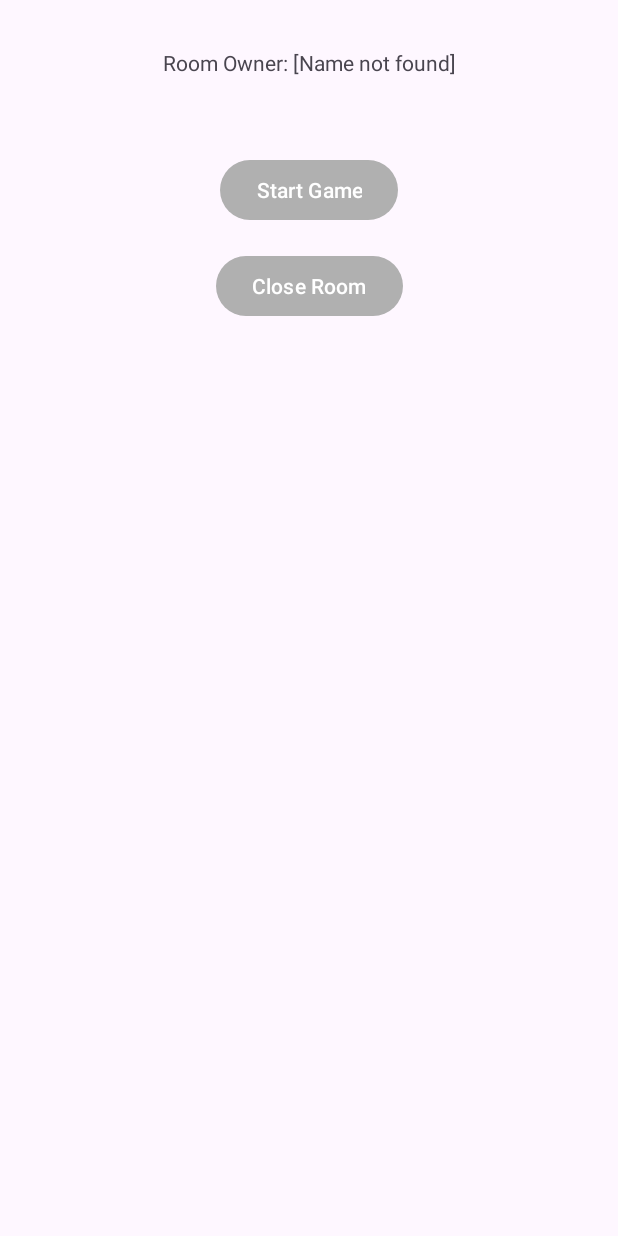
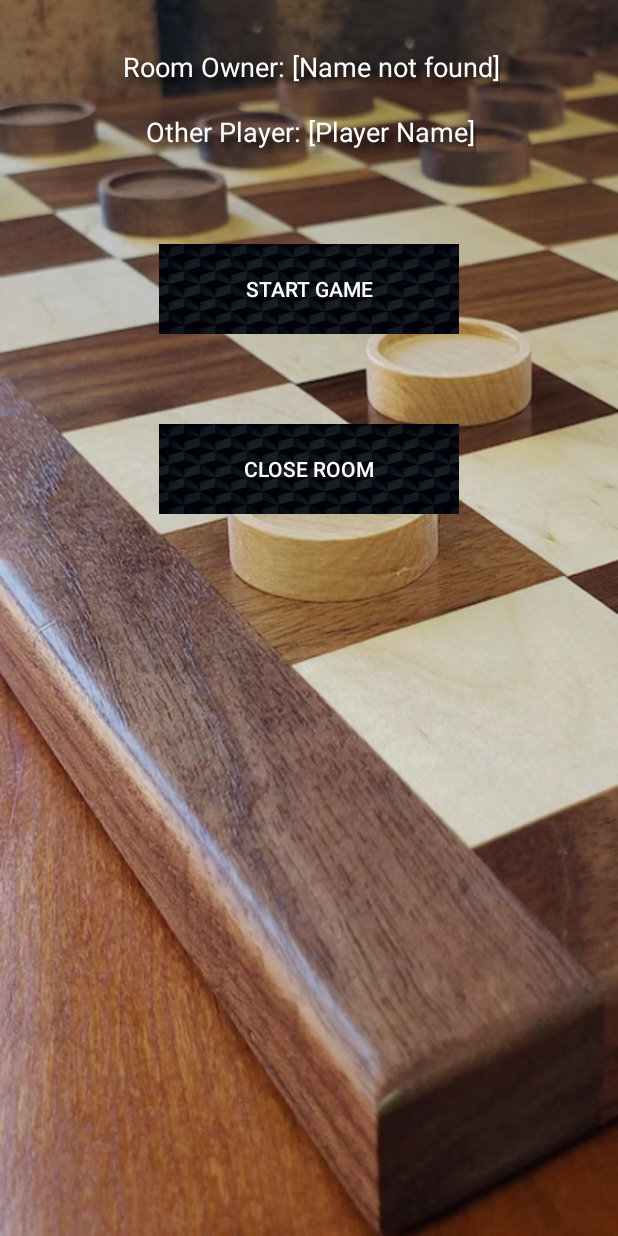
Before and after one commit to n-shor/Checkers, an Android app: the RoomActivity screen opened directly, with no data from a screen before it, on a phone screen of 412 x 824 dp. Run offline under Robolectric (Android 15) with nearby library versions, the phone set to English and light mode, and no system bars; our stand-ins replace Firebase (no records; nobody signed in at launch, a user with empty details on screens opened directly); 1 statement that could not run was skipped.

Commit message:
Added visual improvements

```diff
--- a/app/src/main/java/com/example/checkersnadav/LocalPvPActivity.java
+++ b/app/src/main/java/com/example/checkersnadav/LocalPvPActivity.java
@@ -17,7 +17,7 @@ public class LocalPvPActivity extends AppCompatActivity {
     @Override
     protected void onCreate(Bundle savedInstanceState) {
         super.onCreate(savedInstanceState);
-        setContentView(R.layout.activity_local_pv_pactivity);
+        setContentView(R.layout.activity_local_pvp);
 
         game = new Game();
         gridView = findViewById(R.id.grid_view);
--- a/app/src/main/java/com/example/checkersnadav/OnlinePvPActivity.java
+++ b/app/src/main/java/com/example/checkersnadav/OnlinePvPActivity.java
@@ -30,7 +30,7 @@ public class OnlinePvPActivity extends AppCompatActivity {
     @Override
     protected void onCreate(Bundle savedInstanceState) {
         super.onCreate(savedInstanceState);
-        setContentView(R.layout.activity_online_pv_pactivity);
+        setContentView(R.layout.activity_online_pvp);
 
         // Retrieving data from intent
         playerColor = getIntent().getStringExtra("playerColor");
--- a/app/src/main/res/layout/activity_login.xml
+++ b/app/src/main/res/layout/activity_login.xml
@@ -136,7 +136,7 @@
         app:layout_constraintHorizontal_bias="1.0"
         app:layout_constraintStart_toStartOf="parent"
         app:layout_constraintTop_toTopOf="parent"
-        app:layout_constraintVertical_bias="0.929" />
+        app:layout_constraintVertical_bias="0.8" />
 
     <com.google.android.material.textfield.TextInputLayout
         android:id="@+id/etEmailLayout"
--- a/app/src/main/res/layout/activity_menu.xml
+++ b/app/src/main/res/layout/activity_menu.xml
@@ -8,6 +8,7 @@
     tools:context=".MenuActivity">
 
     <TextView
+        style="@style/ShadowedText"
         android:id="@+id/textViewTitle"
         android:layout_width="wrap_content"
         android:layout_height="wrap_content"
--- a/app/src/main/res/layout/activity_room.xml
+++ b/app/src/main/res/layout/activity_room.xml
@@ -4,10 +4,12 @@
     xmlns:tools="http://schemas.android.com/tools"
     android:layout_width="match_parent"
     android:layout_height="match_parent"
+    android:background="@drawable/activity_background"
     tools:context=".RoomActivity">
 
     <TextView
         android:id="@+id/txtRoomOwner"
+        style="@style/ShadowedText"
         android:layout_width="wrap_content"
         android:layout_height="wrap_content"
         android:text="Room Owner: [Owner Name]"
@@ -18,42 +20,52 @@
 
     <TextView
         android:id="@+id/txtOtherPlayer"
+        style="@style/ShadowedText"
         android:layout_width="wrap_content"
         android:layout_height="wrap_content"
-        android:text=""
+        android:text="Other Player: [Player Name]"
         app:layout_constraintTop_toBottomOf="@id/txtRoomOwner"
         app:layout_constraintStart_toStartOf="parent"
         app:layout_constraintEnd_toEndOf="parent"
         android:layout_marginTop="16dp"/>
 
-    <Button
+    <androidx.appcompat.widget.AppCompatButton
         android:id="@+id/btnStartGame"
-        android:layout_width="wrap_content"
-        android:layout_height="wrap_content"
+        android:layout_width="200dp"
+        android:layout_height="60dp"
+        android:layout_marginTop="60dp"
+        android:background="@drawable/button_background"
         android:text="Start Game"
-        app:layout_constraintTop_toBottomOf="@id/txtOtherPlayer"
+        android:textColor="#FFFFFF"
         app:layout_constraintEnd_toEndOf="parent"
+        app:layout_constraintHorizontal_bias="0.5"
         app:layout_constraintStart_toStartOf="parent"
-        android:layout_marginTop="16dp"/>
+        app:layout_constraintTop_toBottomOf="@id/txtOtherPlayer" />
 
-    <Button
+    <androidx.appcompat.widget.AppCompatButton
         android:id="@+id/btnCloseRoom"
-        android:layout_width="wrap_content"
-        android:layout_height="wrap_content"
+        android:layout_width="200dp"
+        android:layout_height="60dp"
+        android:layout_marginTop="60dp"
+        android:background="@drawable/button_background"
         android:text="Close Room"
-        app:layout_constraintTop_toBottomOf="@id/btnStartGame"
+        android:textColor="#FFFFFF"
         app:layout_constraintEnd_toEndOf="parent"
+        app:layout_constraintHorizontal_bias="0.5"
         app:layout_constraintStart_toStartOf="parent"
-        android:layout_marginTop="16dp"/>
+        app:layout_constraintTop_toBottomOf="@id/btnStartGame" />
 
-    <Button
+    <androidx.appcompat.widget.AppCompatButton
         android:id="@+id/btnLeaveRoom"
-        android:layout_width="wrap_content"
-        android:layout_height="wrap_content"
+        android:layout_width="200dp"
+        android:layout_height="60dp"
+        android:layout_marginTop="60dp"
+        android:background="@drawable/button_background"
         android:text="Leave Room"
-        app:layout_constraintTop_toBottomOf="@id/btnCloseRoom"
+        android:textColor="#FFFFFF"
         app:layout_constraintEnd_toEndOf="parent"
+        app:layout_constraintHorizontal_bias="0.5"
         app:layout_constraintStart_toStartOf="parent"
-        android:layout_marginTop="16dp"/>
+        app:layout_constraintTop_toBottomOf="@id/btnCloseRoom" />
 
 </androidx.constraintlayout.widget.ConstraintLayout>
--- a/app/src/main/res/layout/activity_stats.xml
+++ b/app/src/main/res/layout/activity_stats.xml
@@ -4,6 +4,7 @@
     xmlns:tools="http://schemas.android.com/tools"
     android:layout_width="match_parent"
     android:layout_height="match_parent"
+    android:background="@drawable/activity_background"
     tools:context=".StatsActivity">
 
     <!-- TextView for displaying user statistics -->
--- a/app/src/main/res/layout/activity_tutorial.xml
+++ b/app/src/main/res/layout/activity_tutorial.xml
@@ -6,7 +6,6 @@
     android:layout_height="match_parent"
     android:padding="16dp"
     android:background="@drawable/activity_background"
-
     tools:context=".TutorialActivity">
 
     <ScrollView
@@ -24,6 +23,7 @@
             android:id="@+id/textViewRules"
             android:layout_width="match_parent"
             android:layout_height="wrap_content"
+            style="@style/ShadowedText"
             android:textColor="#FFFFFF"
             android:textSize="18sp"
             android:padding="8dp" />
--- a/app/src/main/res/values-night/themes.xml
+++ b/app/src/main/res/values-night/themes.xml
@@ -4,4 +4,13 @@
         <!-- Customize your dark theme here. -->
         <!-- <item name="colorPrimary">@color/my_dark_primary</item> -->
     </style>
+
+    <style name="Theme.CheckersNadav" parent="Base.Theme.CheckersNadav">
+        <item name="colorPrimary">@color/light_gray</item>
+        <item name="colorPrimaryDark">@color/gray</item>
+        <item name="colorAccent">@color/light_gray</item>
+        <item name="actionMenuTextColor">@color/black</item>
+        <item name="android:textColorHighlight">@color/light_gray</item>
+    </style>
+
 </resources>
--- a/app/src/main/res/values/styles.xml
+++ b/app/src/main/res/values/styles.xml
@@ -7,4 +7,15 @@
         <item name="android:textColorHint">@color/gray</item>
     </style>
 
+    <style name="ShadowedText">
+        <item name="android:paddingLeft">4px</item>
+        <item name="android:paddingBottom">4px</item>
+        <item name="android:textColor">#FFFFFF</item>
+        <item name="android:textSize">18sp</item>
+        <item name="android:shadowColor">#000000</item>
+        <item name="android:shadowDx">6</item>
+        <item name="android:shadowDy">6</item>
+        <item name="android:shadowRadius">6</item>
+    </style>
+
 </resources>
```
Also changed, not shown: app/src/main/res/layout/activity_create_and_join_room.xml (+28 -22 lines), app/src/main/res/layout/activity_local_pvp.xml (renamed from app/src/main/res/layout/activity_local_pv_pactivity.xml), app/src/main/res/layout/activity_online_pvp.xml (renamed from app/src/main/res/layout/activity_online_pv_pactivity.xml).
